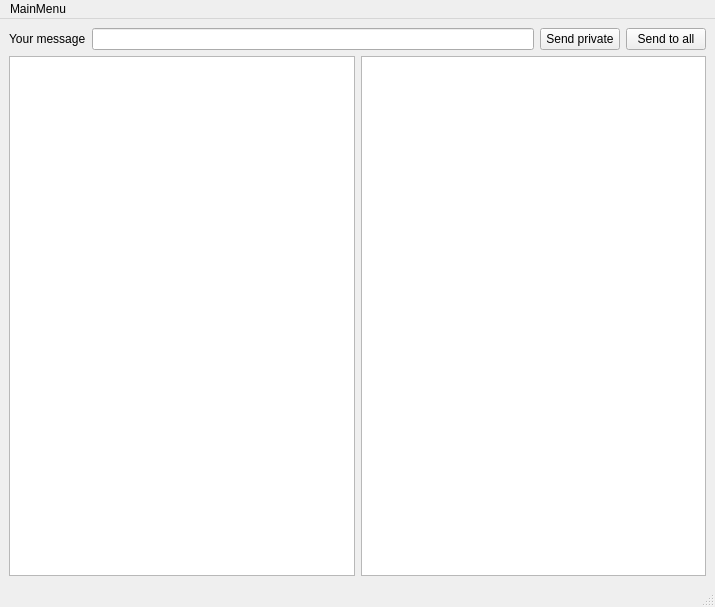
Old version of the form ChatClientV2/mainwindow.ui in the repository MundeZ/ChatExample.
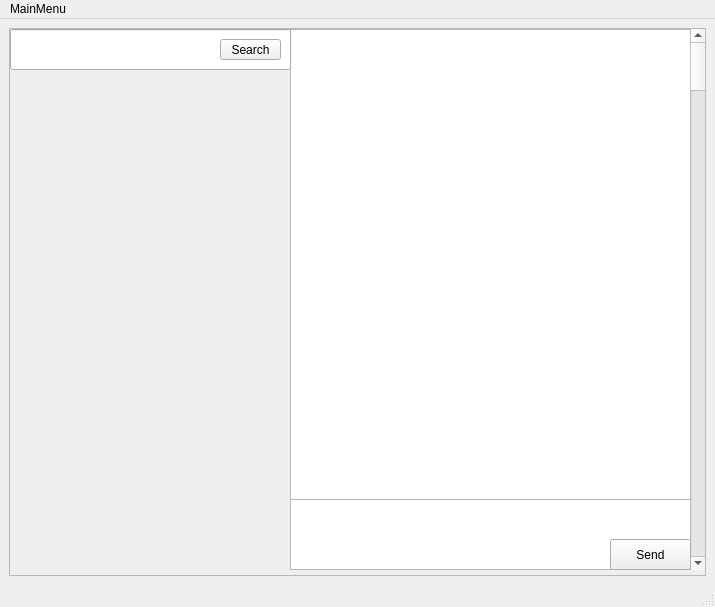
New version of the form.

```diff
--- a/ChatClientV2/mainwindow.ui
+++ b/ChatClientV2/mainwindow.ui
@@ -19,44 +19,102 @@
      <bold>false</bold>
     </font>
    </property>
-   <layout class="QVBoxLayout" name="verticalLayout" stretch="0,1">
+   <layout class="QVBoxLayout" name="verticalLayout" stretch="0">
     <item>
-     <layout class="QHBoxLayout" name="horizontalLayout_2">
-      <item>
-       <widget class="QLabel" name="label">
-        <property name="text">
-         <string>Your message</string>
+     <widget class="QScrollArea" name="scrollArea">
+      <property name="widgetResizable">
+       <bool>true</bool>
+      </property>
+      <widget class="QWidget" name="scrollAreaWidgetContents">
+       <property name="geometry">
+        <rect>
+         <x>0</x>
+         <y>0</y>
+         <width>695</width>
+         <height>544</height>
+        </rect>
+       </property>
+       <widget class="QTextBrowser" name="dispayMessageTextBrowser">
+        <property name="geometry">
+         <rect>
+          <x>280</x>
+          <y>0</y>
+          <width>401</width>
+          <height>471</height>
+         </rect>
         </property>
        </widget>
-      </item>
-      <item>
-       <widget class="QLineEdit" name="messageLineEdit"/>
-      </item>
-      <item>
-       <widget class="QPushButton" name="privateSendMessageButton">
+       <widget class="QTextEdit" name="inputMessageTextEdit">
+        <property name="geometry">
+         <rect>
+          <x>280</x>
+          <y>470</y>
+          <width>401</width>
+          <height>71</height>
+         </rect>
+        </property>
+       </widget>
+       <widget class="QScrollBar" name="verticalScrollBar">
+        <property name="geometry">
+         <rect>
+          <x>680</x>
+          <y>0</y>
+          <width>16</width>
+          <height>541</height>
+         </rect>
+        </property>
+        <property name="orientation">
+         <enum>Qt::Vertical</enum>
+        </property>
+       </widget>
+       <widget class="QPushButton" name="sendMessagePushButton">
+        <property name="geometry">
+         <rect>
+          <x>600</x>
+          <y>510</y>
+          <width>81</width>
+          <height>31</height>
+         </rect>
+        </property>
         <property name="text">
-         <string>Send private</string>
+         <string>Send</string>
         </property>
        </widget>
-      </item>
-      <item>
-       <widget class="QPushButton" name="sendMessageButton">
+       <widget class="QLineEdit" name="findUserLineEdit">
+        <property name="geometry">
+         <rect>
+          <x>0</x>
+          <y>0</y>
+          <width>281</width>
+          <height>41</height>
+         </rect>
+        </property>
+       </widget>
+       <widget class="QPushButton" name="searchUserPushButton">
+        <property name="geometry">
+         <rect>
+          <x>210</x>
+          <y>10</y>
+          <width>61</width>
+          <height>21</height>
+         </rect>
+        </property>
         <property name="text">
-         <string>Send to all</string>
+         <string>Search</string>
         </property>
        </widget>
-      </item>
-     </layout>
-    </item>
-    <item>
-     <layout class="QHBoxLayout" name="horizontalLayout">
-      <item>
-       <widget class="QTextBrowser" name="commonChatBrowser"/>
-      </item>
-      <item>
-       <widget class="QTextBrowser" name="privateChatBrowser"/>
-      </item>
-     </layout>
+       <widget class="QWidget" name="widget_1" native="true">
+        <property name="geometry">
+         <rect>
+          <x>0</x>
+          <y>40</y>
+          <width>281</width>
+          <height>501</height>
+         </rect>
+        </property>
+       </widget>
+      </widget>
+     </widget>
     </item>
    </layout>
   </widget>
```
